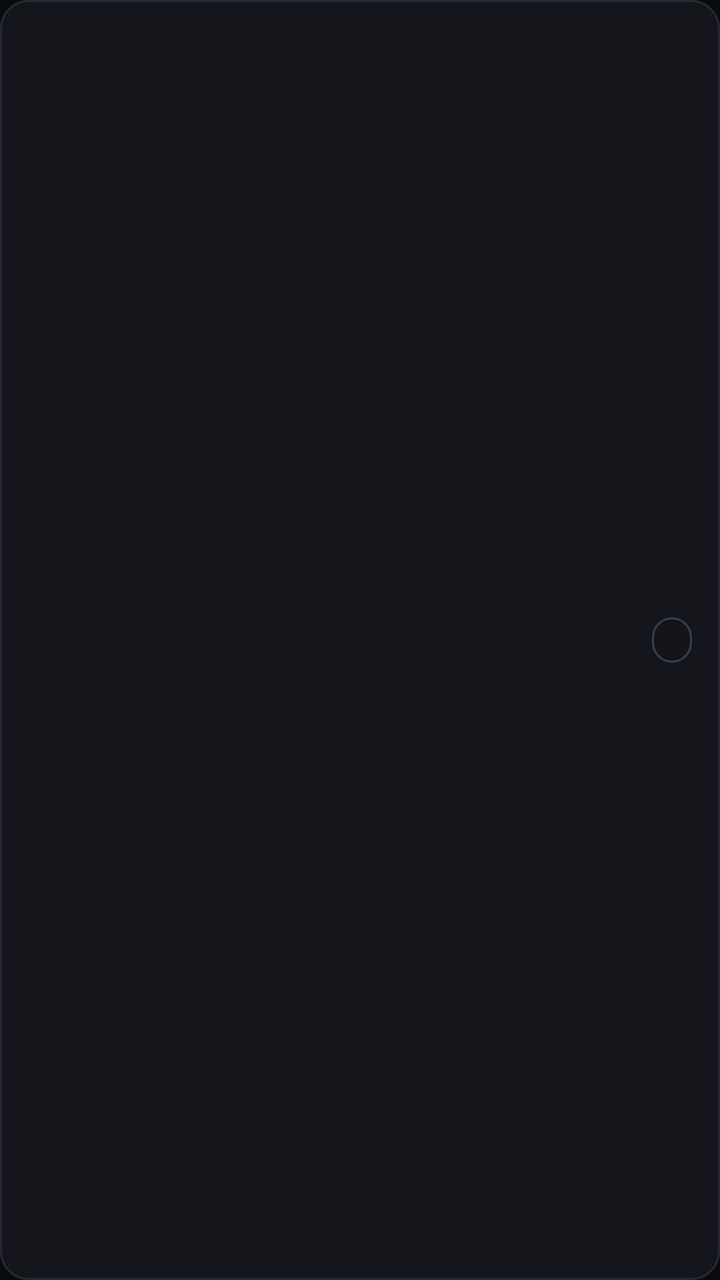
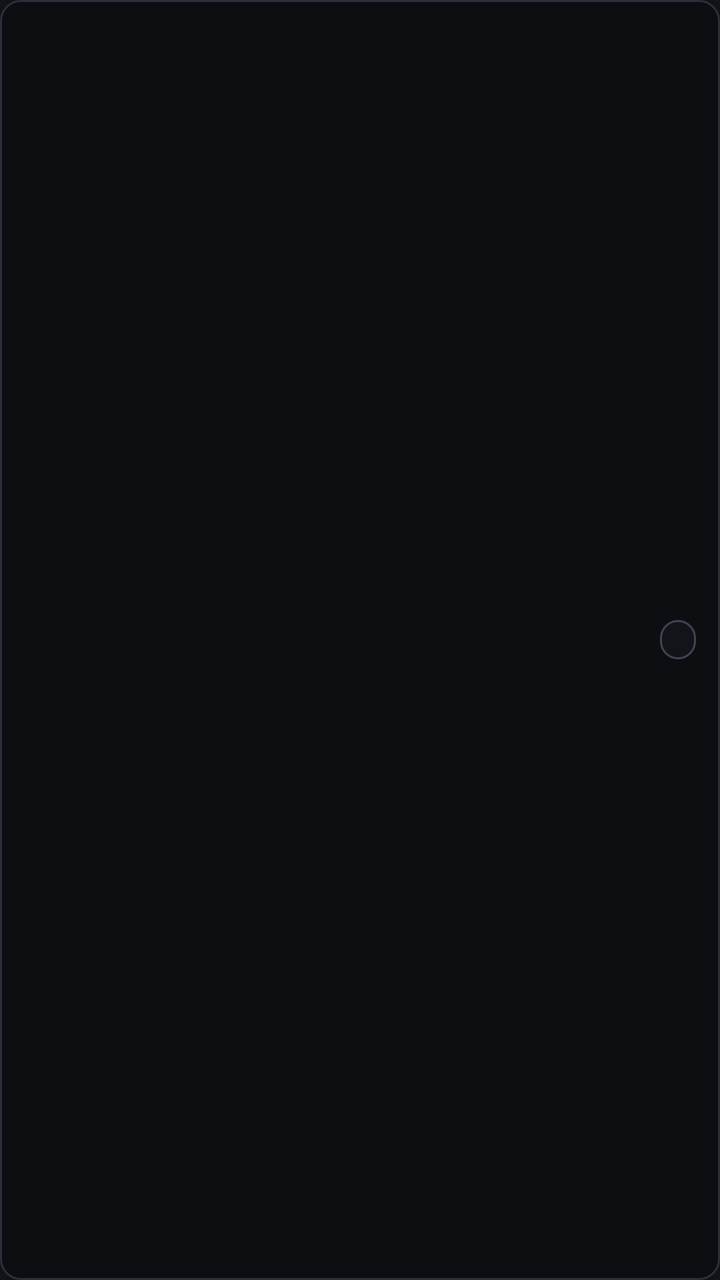

Two renders of the same Android screen: before a commit and after it. Below are the layout's source before the change and the commit's diff.
<!-- AndroidManifest.xml: application theme Theme.StreamDashCompanion -->
<!-- res/layout/item_discovered_host.xml -->
<?xml version="1.0" encoding="utf-8"?>
<LinearLayout xmlns:android="http://schemas.android.com/apk/res/android"
    android:layout_width="match_parent"
    android:layout_height="wrap_content"
    android:layout_marginBottom="8dp"
    android:background="@drawable/bg_card"
    android:clickable="true"
    android:focusable="true"
    android:gravity="center_vertical"
    android:orientation="horizontal"
    android:paddingHorizontal="14dp"
    android:paddingVertical="12dp">

    <LinearLayout
        android:layout_width="0dp"
        android:layout_height="wrap_content"
        android:layout_weight="1"
        android:orientation="vertical">

        <TextView
            android:id="@+id/tvHostName"
            android:layout_width="wrap_content"
            android:layout_height="wrap_content"
            android:ellipsize="end"
            android:maxLines="1"
            android:textColor="@color/text_primary"
            android:textSize="14sp"
            android:textStyle="bold" />

        <TextView
            android:id="@+id/tvHostEndpoint"
            android:layout_width="wrap_content"
            android:layout_height="wrap_content"
            android:layout_marginTop="2dp"
            android:fontFamily="monospace"
            android:textColor="@color/text_muted"
            android:textSize="12sp" />
    </LinearLayout>

    <TextView
        android:id="@+id/tvHostAuthBadge"
        android:layout_width="wrap_content"
        android:layout_height="wrap_content"
        android:background="@drawable/bg_pill"
        android:paddingHorizontal="10dp"
        android:paddingVertical="4dp"
        android:textColor="@color/text_secondary"
        android:textSize="11sp"
        android:textStyle="bold" />
</LinearLayout>
<!-- resources referenced by this layout -->
<resources>
  <color name="text_muted">#8A91A0</color>
  <color name="text_primary">#F4F5F7</color>
  <color name="text_secondary">#B8BECB</color>
  <!-- drawable bg_card (drawable) -->
  <?xml version="1.0" encoding="utf-8"?>
  <shape xmlns:android="http://schemas.android.com/apk/res/android" android:shape="rectangle">
      <solid android:color="@color/obsidian_surface" />
      <stroke android:width="1dp" android:color="@color/obsidian_border" />
      <corners android:radius="14dp" />
  </shape>
  <!-- drawable bg_pill (drawable) -->
  <?xml version="1.0" encoding="utf-8"?>
  <shape xmlns:android="http://schemas.android.com/apk/res/android" android:shape="rectangle">
      <solid android:color="#D914161C" />
      <stroke android:width="1dp" android:color="@color/obsidian_border_strong" />
      <corners android:radius="999dp" />
  </shape>
  <style name="Theme.StreamDashCompanion" parent="Theme.Material3.Dark.NoActionBar">
          <item name="colorPrimary">@color/accent_violet</item>
          <item name="colorOnPrimary">@color/text_primary</item>
          <item name="colorSurface">@color/obsidian_surface</item>
          <item name="colorOnSurface">@color/text_primary</item>
          <item name="android:colorBackground">@color/obsidian_bg</item>
          <item name="android:windowBackground">@color/obsidian_bg</item>
          <item name="android:statusBarColor">@color/obsidian_bg</item>
          <item name="android:navigationBarColor">@color/obsidian_bg</item>
      </style>
  <color name="obsidian_surface">#14161C</color>
  <color name="obsidian_border">#262A36</color>
  <color name="obsidian_border_strong">#383E50</color>
  <color name="accent_violet">#8B5CF6</color>
  <color name="obsidian_bg">#0B0C0F</color>
</resources>

<!-- the commit's change to res/layout/item_discovered_host.xml (unified diff, before → after) -->
@@ -3,13 +3,13 @@
     android:layout_width="match_parent"
     android:layout_height="wrap_content"
     android:layout_marginBottom="8dp"
-    android:background="@drawable/bg_card"
+    android:background="@drawable/bg_well"
     android:clickable="true"
     android:focusable="true"
     android:gravity="center_vertical"
     android:orientation="horizontal"
-    android:paddingHorizontal="14dp"
-    android:paddingVertical="12dp">
+    android:paddingHorizontal="12dp"
+    android:paddingVertical="10dp">
 
     <LinearLayout
         android:layout_width="0dp"
@@ -24,7 +24,7 @@
             android:ellipsize="end"
             android:maxLines="1"
             android:textColor="@color/text_primary"
-            android:textSize="14sp"
+            android:textSize="13sp"
             android:textStyle="bold" />
 
         <TextView
@@ -34,7 +34,7 @@
             android:layout_marginTop="2dp"
             android:fontFamily="monospace"
             android:textColor="@color/text_muted"
-            android:textSize="12sp" />
+            android:textSize="11sp" />
     </LinearLayout>
 
     <TextView
@@ -42,9 +42,9 @@
         android:layout_width="wrap_content"
         android:layout_height="wrap_content"
         android:background="@drawable/bg_pill"
-        android:paddingHorizontal="10dp"
-        android:paddingVertical="4dp"
+        android:paddingHorizontal="9dp"
+        android:paddingVertical="3dp"
         android:textColor="@color/text_secondary"
-        android:textSize="11sp"
+        android:textSize="10sp"
         android:textStyle="bold" />
 </LinearLayout>
<!-- resource entries referenced after the edit -->
@@ -1,21 +1,21 @@
 <!-- resources referenced by this layout -->
 <resources>
-  <color name="text_muted">#8A91A0</color>
-  <color name="text_primary">#F4F5F7</color>
+  <color name="text_muted">#8A909E</color>
+  <color name="text_primary">#FAFAFC</color>
   <color name="text_secondary">#B8BECB</color>
-  <!-- drawable bg_card (drawable) -->
-  <?xml version="1.0" encoding="utf-8"?>
-  <shape xmlns:android="http://schemas.android.com/apk/res/android" android:shape="rectangle">
-      <solid android:color="@color/obsidian_surface" />
-      <stroke android:width="1dp" android:color="@color/obsidian_border" />
-      <corners android:radius="14dp" />
-  </shape>
   <!-- drawable bg_pill (drawable) -->
   <?xml version="1.0" encoding="utf-8"?>
   <shape xmlns:android="http://schemas.android.com/apk/res/android" android:shape="rectangle">
       <solid android:color="#D914161C" />
       <stroke android:width="1dp" android:color="@color/obsidian_border_strong" />
       <corners android:radius="999dp" />
+  </shape>
+  <!-- drawable bg_well (drawable) -->
+  <?xml version="1.0" encoding="utf-8"?>
+  <shape xmlns:android="http://schemas.android.com/apk/res/android" android:shape="rectangle">
+      <solid android:color="@color/obsidian_well" />
+      <stroke android:width="1dp" android:color="@color/obsidian_border" />
+      <corners android:radius="10dp" />
   </shape>
   <style name="Theme.StreamDashCompanion" parent="Theme.Material3.Dark.NoActionBar">
           <item name="colorPrimary">@color/accent_violet</item>
@@ -27,10 +27,11 @@
           <item name="android:statusBarColor">@color/obsidian_bg</item>
           <item name="android:navigationBarColor">@color/obsidian_bg</item>
       </style>
-  <color name="obsidian_surface">#14161C</color>
-  <color name="obsidian_border">#262A36</color>
-  <color name="obsidian_border_strong">#383E50</color>
-  <color name="accent_violet">#8B5CF6</color>
-  <color name="obsidian_bg">#0B0C0F</color>
+  <color name="obsidian_surface">#1B1E26</color>
+  <color name="obsidian_border">#2B2F3A</color>
+  <color name="obsidian_border_strong">#3E4453</color>
+  <color name="obsidian_well">#0D0E12</color>
+  <color name="accent_violet">#A78BFA</color>
+  <color name="obsidian_bg">#111317</color>
 </resources>
 
